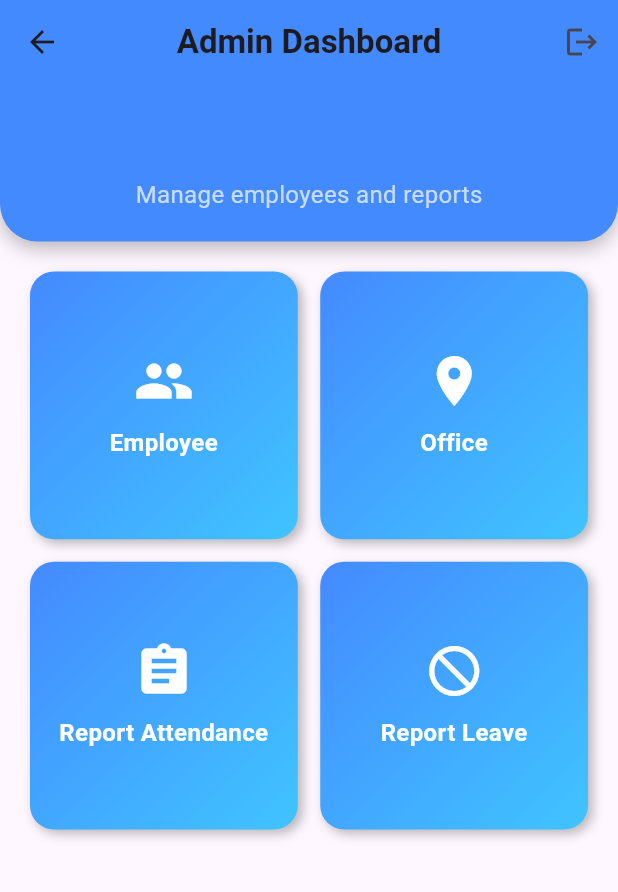
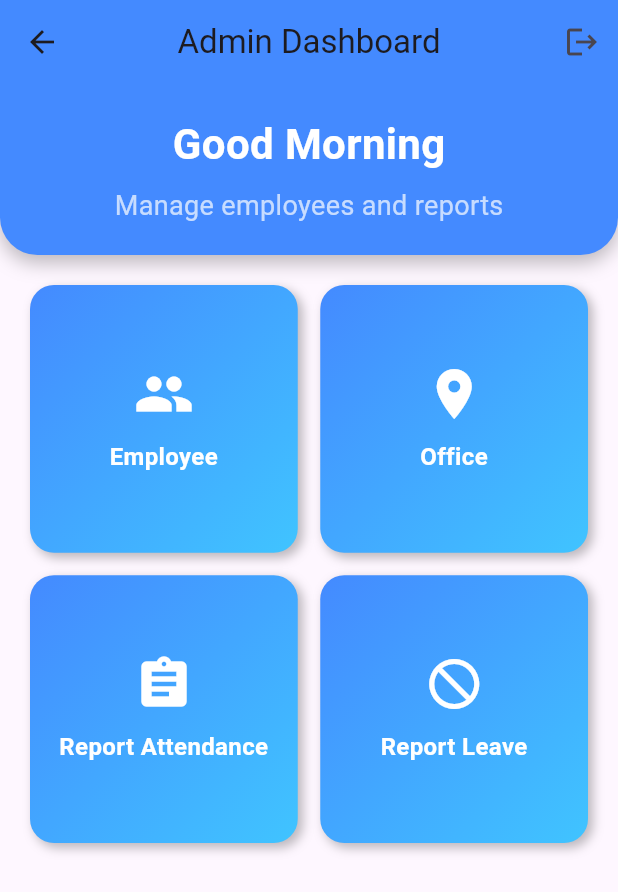
Before and after one commit to tamarVKS/Tamar_Attendencee, a Flutter app: the AdminPage screen opened by its route, on a phone screen of 412 x 824 dp. Shown: the top 892 px of the screen. Run offline on Flutter 3.47's test engine with Material 3 defaults, Android fonts, the phone set to English and light mode, and no system bars; our stand-ins replace cloud_firestore, firebase_auth, firebase_core, firebase_storage, geocoding, geolocator and 2 more; accounts and stored records are empty.

Commit message:
initial commit

```diff
--- a/lib/adminpages/admin.dart
+++ b/lib/adminpages/admin.dart
@@ -4,11 +4,22 @@ import 'package:firebase_auth/firebase_auth.dart';
 class AdminPage extends StatelessWidget {
   final FirebaseAuth _auth = FirebaseAuth.instance;
 
+  String getGreeting() {
+    int hour = DateTime.now().hour;
+    if (hour < 12) {
+      return 'Good Morning';
+    } else if (hour < 18) {
+      return 'Good Afternoon';
+    } else {
+      return 'Good Evening';
+    }
+  }
+
   @override
   Widget build(BuildContext context) {
     return Scaffold(
       appBar: AppBar(
-        title: Text('Admin Dashboard', style: TextStyle(fontWeight: FontWeight.bold)),
+        title: Text('Admin Dashboard', style: TextStyle()),
         backgroundColor: Colors.blueAccent,
         centerTitle: true,
         actions: [
@@ -20,7 +31,7 @@ class AdminPage extends StatelessWidget {
       ),
       body: Column(
         children: [
-          // ✅ Header Section (Styled like Dashboard)
+          // ✅ Header Section with Dynamic Greeting
           Container(
             width: double.infinity,
             padding: EdgeInsets.symmetric(vertical: 20, horizontal: 16),
@@ -42,9 +53,9 @@ class AdminPage extends StatelessWidget {
               crossAxisAlignment: CrossAxisAlignment.center,
               children: [
                 Text(
-                  '',
+                  getGreeting(),  // Display dynamic greeting
                   style: TextStyle(
-                    fontSize: 24,
+                    fontSize: 28,
                     fontWeight: FontWeight.bold,
                     color: Colors.white,
                   ),
@@ -52,14 +63,14 @@ class AdminPage extends StatelessWidget {
                 SizedBox(height: 8),
                 Text(
                   'Manage employees and reports',
-                  style: TextStyle(fontSize: 16, color: Colors.white70),
+                  style: TextStyle(fontSize: 18, color: Colors.white70),
                 ),
               ],
             ),
           ),
           SizedBox(height: 20),
 
-          // ✅ Menu Grid (Styled like Dashboard Buttons)
+          // ✅ Menu Grid
           Expanded(
             child: Padding(
               padding: EdgeInsets.symmetric(horizontal: 20),
@@ -82,7 +93,7 @@ class AdminPage extends StatelessWidget {
     );
   }
 
-  // ✅ Styled Menu Card
+  // ✅ Menu Card Widget
   Widget _buildMenuCard(String label, IconData icon, BuildContext context) {
     return GestureDetector(
       onTap: () {
```
